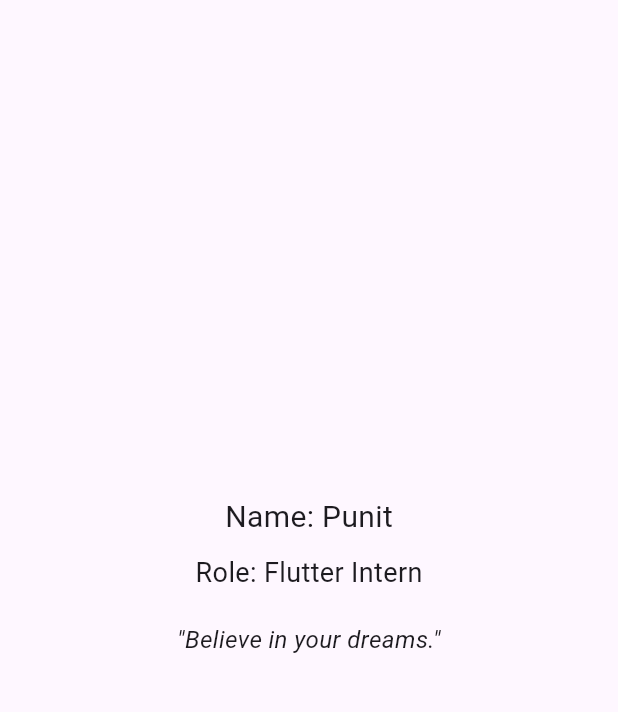
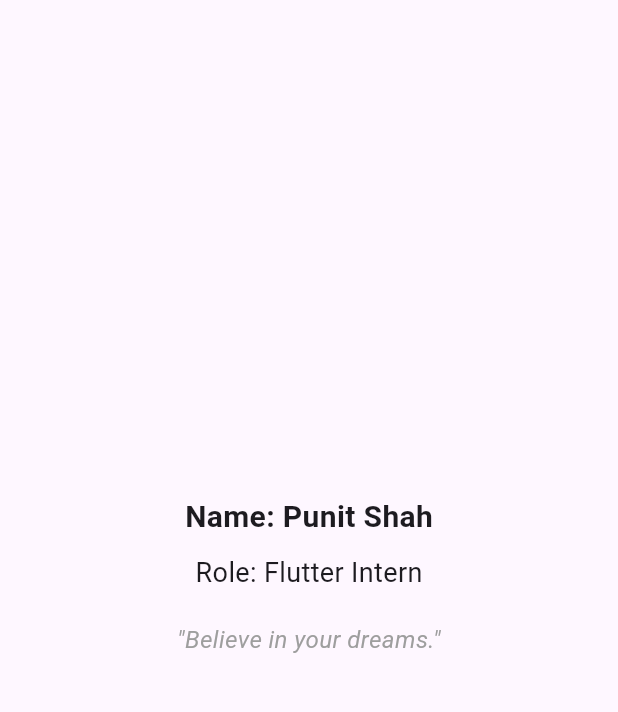
Before and after one commit to punit169/flutter-internship, a Flutter app: the screen it shows after launch, on a phone screen of 412 x 824 dp, the part 84-796 px from its top. Run offline on Flutter 3.47's test engine with Material 3 defaults, Android fonts, the phone set to English and light mode, and no system bars.

Commit message:
upadate d1

```diff
--- a/d1_intern_profile/lib/main.dart
+++ b/d1_intern_profile/lib/main.dart
@@ -41,7 +41,8 @@
         child: Column(
           mainAxisAlignment: MainAxisAlignment.center,
           children: [
-            Text('Name: Punit', style: TextStyle(fontSize: 20)),
+            Text('Name: Punit Shah',
+                style: TextStyle(fontSize: 20, fontWeight: FontWeight.bold)),
             SizedBox(height: 10),
             Text('Role: Flutter Intern', style: TextStyle(fontSize: 18)),
             SizedBox(height: 20),
@@ -50,6 +51,7 @@
               style: TextStyle(
                 fontStyle: FontStyle.italic,
                 fontSize: 16,
+                color: Colors.grey,
               ),
               textAlign: TextAlign.center,
             ),
```
